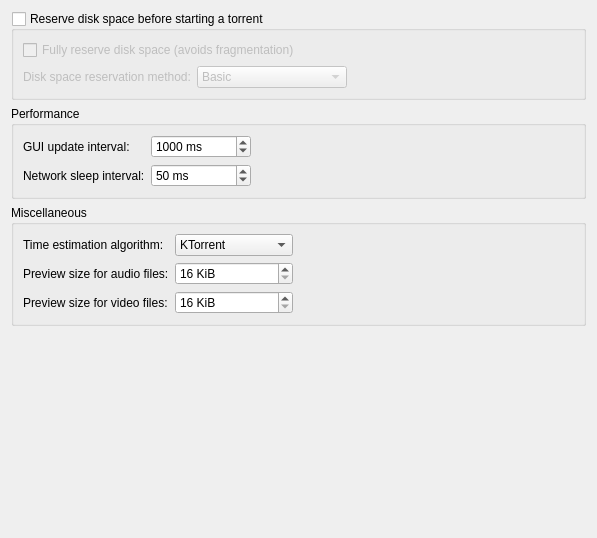
This is ktorrent/advancedpref.ui in netrunner-debian-kde-extras/ktorrent as Qt 5 draws it before an edit. The edited form follows.
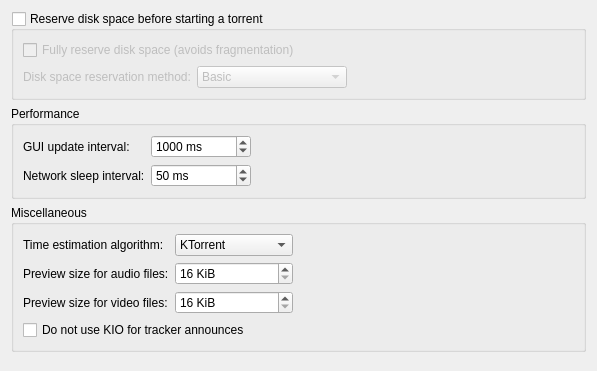
This is the edited form.

```diff
--- a/ktorrent/advancedpref.ui
+++ b/ktorrent/advancedpref.ui
@@ -1,15 +1,15 @@
 <ui version="4.0" >
  <class>AdvancedPref</class>
- <widget class="QWidget" name="AdvancedPref" >
-  <property name="geometry" >
+ <widget class="QWidget" name="AdvancedPref">
+  <property name="geometry">
    <rect>
     <x>0</x>
     <y>0</y>
     <width>583</width>
-    <height>538</height>
+    <height>371</height>
    </rect>
   </property>
-  <layout class="QVBoxLayout" >
+  <layout class="QVBoxLayout" name="verticalLayout_2">
    <item>
     <widget class="QGroupBox" name="kcfg_diskPrealloc" >
      <property name="toolTip" >
@@ -190,16 +190,18 @@
     </widget>
    </item>
    <item>
-    <widget class="QGroupBox" name="groupBox" >
-     <property name="title" >
+    <widget class="QGroupBox" name="groupBox">
+     <property name="title">
       <string>Miscellaneous</string>
      </property>
-     <layout class="QHBoxLayout" >
+     <layout class="QVBoxLayout" name="verticalLayout">
       <item>
-       <layout class="QGridLayout" >
-        <item row="0" column="0" >
-         <widget class="QLabel" name="label" >
-          <property name="text" >
+       <layout class="QHBoxLayout" name="horizontalLayout">
+        <item>
+         <layout class="QGridLayout">
+          <item row="0" column="0">
+           <widget class="QLabel" name="label">
+            <property name="text">
            <string>Time estimation algorithm:</string>
           </property>
          </widget>
@@ -314,6 +316,20 @@
        </spacer>
       </item>
      </layout>
+      </item>
+      <item>
+       <widget class="QCheckBox" name="kcfg_useQHttpAnnounce">
+        <property name="toolTip">
+         <string>Disables the use of KDE's KIO library for tracker announces.
+
+This is experimental and should only be used if you are getting a lot of connection to host broken errors.</string>
+        </property>
+        <property name="text">
+         <string>Do not use KIO for tracker announces</string>
+        </property>
+       </widget>
+      </item>
+     </layout>
     </widget>
    </item>
    <item>
```
Left out of the diff: 199 changed lines with no effect on the pictures. Lines whose indentation alone changed are shown as unchanged.
